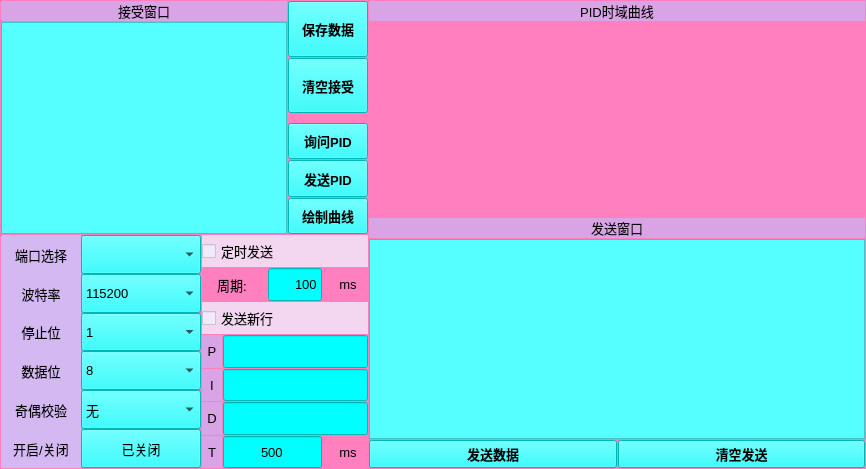
Above: PID-PSA/mainwindow.ui from phantomT/PID-PSA before the change. Below: the same form after it.
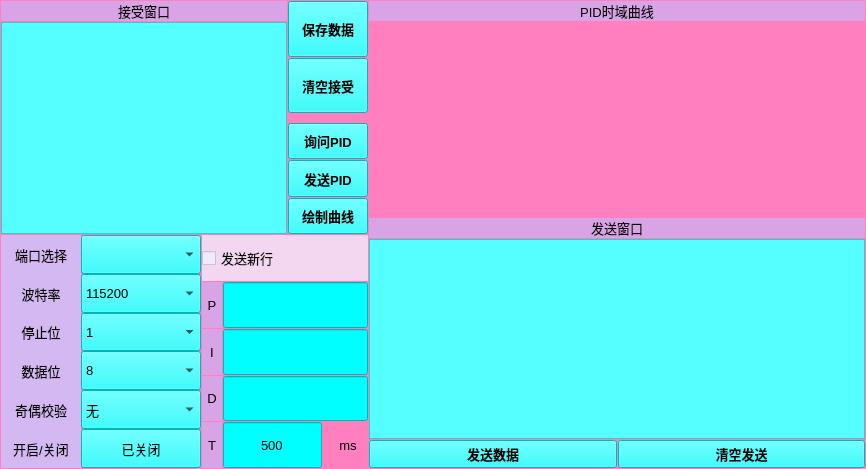
That is the form after the change. Custom widgets are drawn as their Qt base class.

```diff
--- a/PID-PSA/mainwindow.ui
+++ b/PID-PSA/mainwindow.ui
@@ -893,138 +893,16 @@
      </layout>
     </item>
     <item row="1" column="1">
-     <layout class="QVBoxLayout" name="verticalLayout" stretch="3,4">
+     <layout class="QVBoxLayout" name="verticalLayout" stretch="1,4">
       <property name="spacing">
        <number>1</number>
       </property>
       <item>
-       <layout class="QGridLayout" name="gridLayout_2" rowstretch="1,1,1">
+       <layout class="QGridLayout" name="gridLayout_2" rowstretch="1">
         <property name="spacing">
          <number>1</number>
         </property>
         <item row="0" column="0">
-         <widget class="QCheckBox" name="CheckTime">
-          <property name="sizePolicy">
-           <sizepolicy hsizetype="Expanding" vsizetype="Preferred">
-            <horstretch>0</horstretch>
-            <verstretch>0</verstretch>
-           </sizepolicy>
-          </property>
-          <property name="font">
-           <font>
-            <family>Microsoft YaHei UI</family>
-            <pointsize>10</pointsize>
-           </font>
-          </property>
-          <property name="styleSheet">
-           <string notr="true">background-color: rgba(240, 240, 255, 200);</string>
-          </property>
-          <property name="text">
-           <string>定时发送</string>
-          </property>
-         </widget>
-        </item>
-        <item row="1" column="0">
-         <layout class="QHBoxLayout" name="horizontalLayout" stretch="0,5,2">
-          <item>
-           <widget class="QLabel" name="Pariod">
-            <property name="sizePolicy">
-             <sizepolicy hsizetype="Fixed" vsizetype="Preferred">
-              <horstretch>0</horstretch>
-              <verstretch>0</verstretch>
-             </sizepolicy>
-            </property>
-            <property name="minimumSize">
-             <size>
-              <width>60</width>
-              <height>0</height>
-             </size>
-            </property>
-            <property name="baseSize">
-             <size>
-              <width>80</width>
-              <height>0</height>
-             </size>
-            </property>
-            <property name="font">
-             <font>
-              <family>Microsoft YaHei UI</family>
-              <pointsize>10</pointsize>
-             </font>
-            </property>
-            <property name="text">
-             <string>周期:</string>
-            </property>
-            <property name="alignment">
-             <set>Qt::AlignCenter</set>
-            </property>
-           </widget>
-          </item>
-          <item>
-           <widget class="QLineEdit" name="TimeSet">
-            <property name="sizePolicy">
-             <sizepolicy hsizetype="Expanding" vsizetype="Preferred">
-              <horstretch>0</horstretch>
-              <verstretch>0</verstretch>
-             </sizepolicy>
-            </property>
-            <property name="baseSize">
-             <size>
-              <width>40</width>
-              <height>0</height>
-             </size>
-            </property>
-            <property name="font">
-             <font>
-              <family>Microsoft YaHei UI</family>
-              <pointsize>10</pointsize>
-             </font>
-            </property>
-            <property name="layoutDirection">
-             <enum>Qt::LeftToRight</enum>
-            </property>
-            <property name="styleSheet">
-             <string notr="true">background-color: rgb(0, 255, 255);</string>
-            </property>
-            <property name="text">
-             <string>100</string>
-            </property>
-            <property name="alignment">
-             <set>Qt::AlignRight|Qt::AlignTrailing|Qt::AlignVCenter</set>
-            </property>
-           </widget>
-          </item>
-          <item>
-           <widget class="QLabel" name="ms">
-            <property name="sizePolicy">
-             <sizepolicy hsizetype="Expanding" vsizetype="Preferred">
-              <horstretch>0</horstretch>
-              <verstretch>0</verstretch>
-             </sizepolicy>
-            </property>
-            <property name="minimumSize">
-             <size>
-              <width>40</width>
-              <height>0</height>
-             </size>
-            </property>
-            <property name="font">
-             <font>
-              <family>Microsoft YaHei UI</family>
-              <pointsize>10</pointsize>
-             </font>
-            </property>
-            <property name="text">
-             <string>ms</string>
-            </property>
-            <property name="alignment">
-             <set>Qt::AlignCenter</set>
-            </property>
-           </widget>
-          </item>
-         </layout>
-        </item>
-        <item row="2" column="0">
          <widget class="QCheckBox" name="CheckNewLine">
           <property name="sizePolicy">
            <sizepolicy hsizetype="Expanding" vsizetype="Preferred">
```
